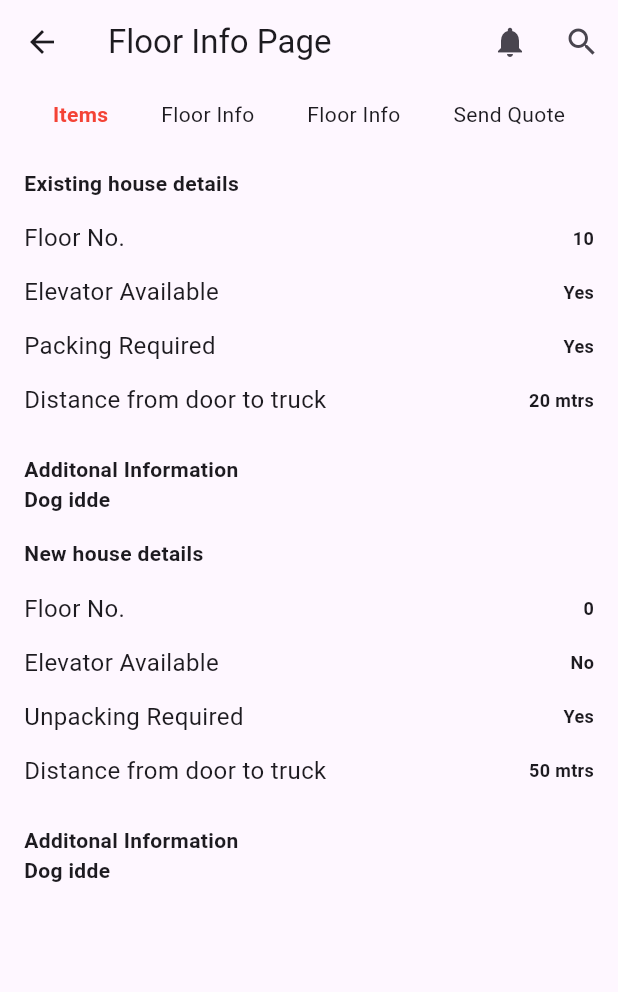
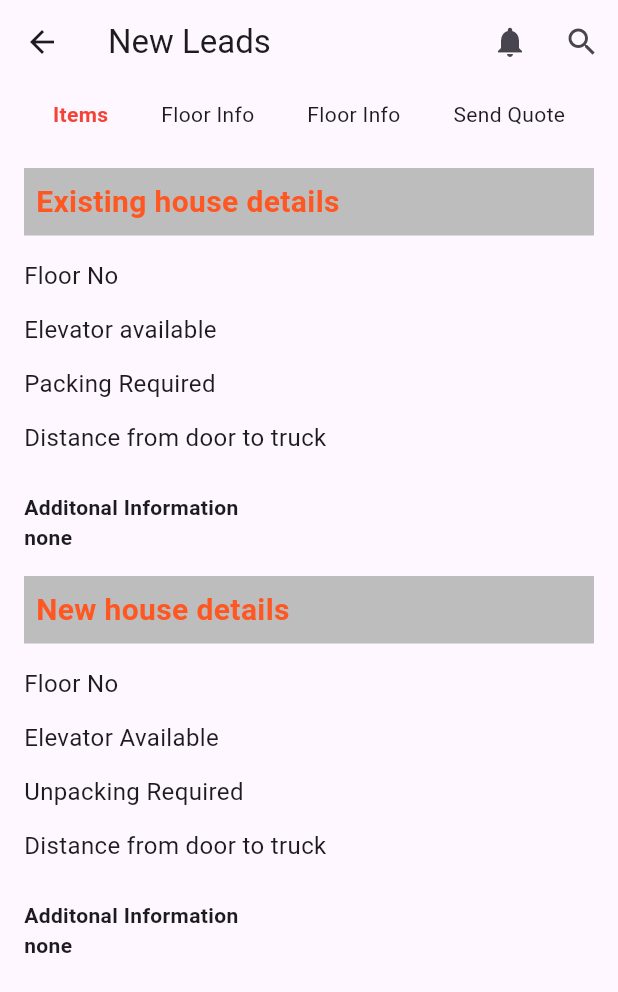
Before and after one commit to Sagar1329/Boxigo, a Flutter app: the ViewDetails screen opened directly with empty values, after a tap on "Floor Info", on a phone screen of 412 x 824 dp. Shown: the top 992 px of the screen. Run offline on Flutter 3.47's test engine with Material 3 defaults, Android fonts, the phone set to English and light mode, and no system bars; network calls fail; statements that could not run were skipped.

Commit message:
Implement floor info page

```diff
--- a/lib/screens/FloorInfoPage.dart
+++ b/lib/screens/FloorInfoPage.dart
@@ -1,30 +1,40 @@
 import 'package:flutter/material.dart';
 
 class FloorInfoPage extends StatefulWidget {
+  final Map<String, dynamic> FloorInfoDetails;
+  const FloorInfoPage({Key? key, required this.FloorInfoDetails})
+      : super(key: key);
   @override
   _FloorInfoPageState createState() => _FloorInfoPageState();
 }
 
 class _FloorInfoPageState extends State<FloorInfoPage> {
-  final List<FloorDetail> _floorDetails = [
-    FloorDetail(label: 'Floor No.', value: '10'),
-    FloorDetail(label: 'Elevator Available', value: 'Yes'),
-    FloorDetail(label: 'Packing Required', value: 'Yes'),
-    FloorDetail(label: 'Distance from door to truck', value: '20 mtrs'),
-  ];
+  Map<String, dynamic> floorData = {};
 
-  final List<FloorDetail> _newHouseDetails = [
-    FloorDetail(label: 'Floor No.', value: '0'),
-    FloorDetail(label: 'Elevator Available', value: 'No'),
-    FloorDetail(label: 'Unpacking Required', value: 'Yes'),
-    FloorDetail(label: 'Distance from door to truck', value: '50 mtrs'),
-  ];
+  @override
+  void initState() {
+    super.initState();
+    proccessFloorData(widget.FloorInfoDetails);
+  }
+
+  void proccessFloorData(Map<String, dynamic> Data) {
+    setState(() {
+      floorData = Data;
+    });
+
+    print(
+        "***********************FLOOR DATA********************************************");
+    print(floorData);
+    print("Floor number" + floorData["old_floor_no"]);
+    print(
+        "***********************END FLOOR DATA END********************************************");
+  }
 
   @override
   Widget build(BuildContext context) {
     return Scaffold(
       appBar: AppBar(
-        title: Text('Floor Info Page'),
+        title: Text('New Leads'),
         actions: [
           IconButton(
             icon: Icon(Icons.notifications),
@@ -53,13 +63,7 @@ class _FloorInfoPageState extends State<FloorInfoPage> {
                           color: Colors.red, fontWeight: FontWeight.bold)),
                   GestureDetector(
                     // Wrap with GestureDetector
-                    onTap: () {
-                      Navigator.push(
-                        context,
-                        MaterialPageRoute(
-                            builder: (context) => FloorInfoPage()),
-                      );
-                    },
+                    onTap: () {},
                     child: Text("Floor Info"),
                   ),
                   Text("Floor Info"),
@@ -72,41 +76,87 @@ class _FloorInfoPageState extends State<FloorInfoPage> {
               child: Column(
                 crossAxisAlignment: CrossAxisAlignment.start,
                 children: [
-                  Text(
-                    'Existing house details',
-                    style: TextStyle(fontWeight: FontWeight.bold),
+                  Container(
+                    color: Colors.grey[400],
+                    child: Row(
+                      children: [
+                        Padding(
+                          padding: const EdgeInsets.all(8.0),
+                          child: Text(
+                            'Existing house details',
+                            style: TextStyle(
+                              fontSize: 20,
+                              color: Colors.deepOrange,
+                              fontWeight: FontWeight.bold,
+                            ),
+                          ),
+                        ),
+                      ],
+                    ),
                   ),
                   const SizedBox(height: 15.0),
-                  ..._floorDetails
-                      .map((detail) =>
-                          buildDetailRow(detail.label, detail.value))
-                      .toList(),
+                  Column(
+                    children: [
+                      buildDetailRow(
+                          "Floor No", floorData["old_floor_no"].toString()),
+                      buildDetailRow("Elevator available",
+                          floorData["old_elevator_availability"].toString()),
+                      buildDetailRow("Packing Required ",
+                          floorData["packing_service"].toString()),
+                      buildDetailRow("Distance from door to truck",
+                          floorData["old_parking_distance"].toString()),
+                    ],
+                  ),
                   const SizedBox(height: 12.0),
                   Text(
                     'Additonal Information',
                     style: TextStyle(fontWeight: FontWeight.bold),
                   ),
                   Text(
-                    'Dog idde',
+                    floorData["old_house_additional_info"] != null &&
+                            floorData["old_house_additional_info"] != ""
+                        ? floorData["old_house_additional_info"]
+                        : "none",
                     style: TextStyle(fontWeight: FontWeight.bold),
                   ),
                   const SizedBox(height: 16.0),
-                  Text(
-                    'New house details',
-                    style: TextStyle(fontWeight: FontWeight.bold),
+                  Container(
+                    color: Colors.grey[400],
+                    child: Row(
+                      children: [
+                        Padding(
+                          padding: const EdgeInsets.all(8.0),
+                          child: Text(
+                            'New house details',
+                            style: TextStyle(
+                              fontSize: 20,
+                              color: Colors.deepOrange,
+                              fontWeight: FontWeight.bold,
+                            ),
+                          ),
+                        ),
+                      ],
+                    ),
                   ),
                   const SizedBox(height: 15.0),
-                  ..._newHouseDetails
-                      .map((detail) =>
-                          buildDetailRow(detail.label, detail.value))
-                      .toList(),
+                  buildDetailRow(
+                      "Floor No", floorData["new_floor_no"].toString()),
+                  buildDetailRow("Elevator Available",
+                      floorData["new_elevator_availability"].toString()),
+                  buildDetailRow("Unpacking Required",
+                      floorData["unpacking_service"].toString()),
+                  buildDetailRow("Distance from door to truck",
+                      floorData["new_parking_distance"].toString()),
                   const SizedBox(height: 12.0),
                   Text(
                     'Additonal Information',
                     style: TextStyle(fontWeight: FontWeight.bold),
                   ),
                   Text(
-                    'Dog idde',
+                    floorData["new_house_additional_info"] != null &&
+                            floorData["new_house_additional_info"] != ""
+                        ? floorData["new_house_additional_info"]
+                        : "none",
                     style: TextStyle(fontWeight: FontWeight.bold),
                   ),
                 ],
@@ -162,10 +212,3 @@ class _FloorInfoPageState extends State<FloorInfoPage> {
     );
   }
 }
-
-class FloorDetail {
-  final String label;
-  final String value;
-
-  FloorDetail({required this.label, required this.value});
-}
--- a/lib/screens/ViewDetails.dart
+++ b/lib/screens/ViewDetails.dart
@@ -148,7 +148,7 @@ class _ViewDetailsState extends State<ViewDetails> {
                       Navigator.push(
                         context,
                         MaterialPageRoute(
-                            builder: (context) => FloorInfoPage()),
+                            builder: (context) => FloorInfoPage(FloorInfoDetails:widget.itemDetails)),
                       );
                     },
                     child: Text("Floor Info"),
```
